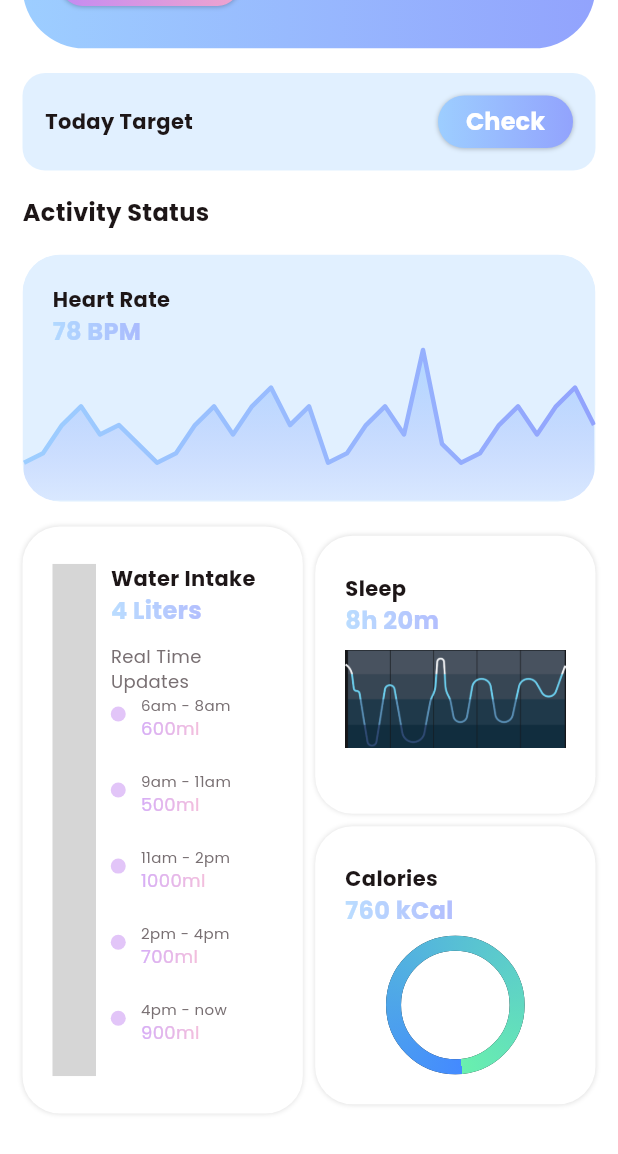
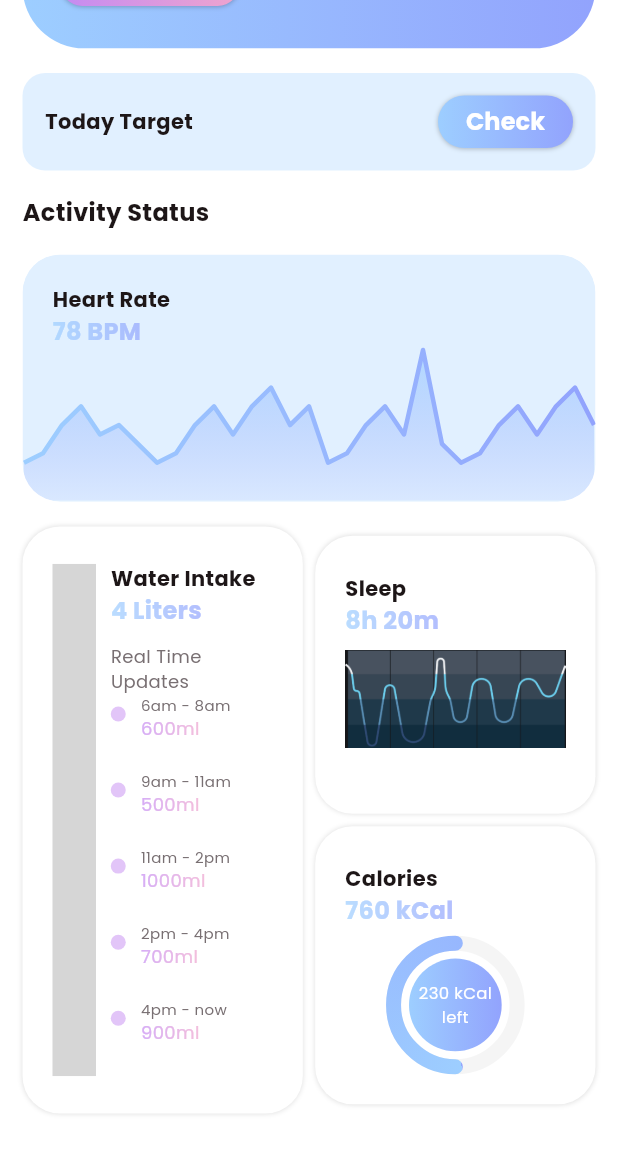
Before and after one commit to sdhaputhanthrie/Fitness-App, a Flutter app: the HomeView screen opened directly, scrolled down 234 dp, on a phone screen of 412 x 824 dp. Shown: the top 1154 px of the screen. Run offline on Flutter 3.47's test engine with Material 3 defaults, Android fonts, the phone set to English and light mode, and no system bars; drawn by our look-alikes of fl_chart, simple_circular_progress_bar; our stand-ins replace carousel_slider; missing offline and left inert: dotted_dashed_line, simple_animation_progress_bar; grey boxes are pictures that could not be loaded.

Commit message:
update kcal chart

```diff
--- a/lib/view/home/home_view.dart
+++ b/lib/view/home/home_view.dart
@@ -621,7 +621,9 @@ class _HomeViewState extends State<HomeView> {
                             width: double.maxFinite,
                             height: media.width * 0.45,
                             padding: const EdgeInsets.symmetric(
-                              vertical: 25, horizontal: 20),
+                              vertical: 25,
+                              horizontal: 20,
+                            ),
 
                             decoration: BoxDecoration(
                               color: Colors.white,
@@ -668,9 +670,12 @@ class _HomeViewState extends State<HomeView> {
                                     ),
                                   ),
                                 ),
-                                  SizedBox(height: media.width * 0.02,),
-                                  Image.asset("assets/img/sleep_graph.png",width: double.maxFinite, fit: BoxFit.fitWidth)
-
+                                SizedBox(height: media.width * 0.02),
+                                Image.asset(
+                                  "assets/img/sleep_graph.png",
+                                  width: double.maxFinite,
+                                  fit: BoxFit.fitWidth,
+                                ),
                               ],
                             ),
                           ),
@@ -680,7 +685,9 @@ class _HomeViewState extends State<HomeView> {
                             width: double.maxFinite,
                             height: media.width * 0.45,
                             padding: const EdgeInsets.symmetric(
-                              vertical: 25, horizontal: 20),
+                              vertical: 25,
+                              horizontal: 20,
+                            ),
 
                             decoration: BoxDecoration(
                               color: Colors.white,
@@ -726,24 +733,56 @@ class _HomeViewState extends State<HomeView> {
                                       fontSize: 16,
                                     ),
                                   ),
-
                                 ),
                                 const Spacer(),
                                 Container(
-
                                   alignment: Alignment.center,
                                   child: SizedBox(
                                     width: media.width * 0.2,
                                     height: media.width * 0.2,
-                                      child: SimpleCircularProgressBar(
-                                        progressStrokeWidth: 10,
-                                        backStrokeWidth: 10,
+                                    child: Stack(
+                                      alignment: Alignment.center,
+                                      children: [
+                                        Container(
+                                          width: media.width * 0.15,
+                                          height: media.width * 0.15,
+                                          alignment: Alignment.center,
+                                          decoration: BoxDecoration(
+                                            gradient: LinearGradient(
+                                              colors: TColor.primaryG,
+                                            ),
+                                            borderRadius: BorderRadius.circular(
+                                              media.width * 0.075,
+                                            ),
+                                          ),
+                                          child: FittedBox(
+                                            child: Text(
+                                              "230 kCal\nleft",
+                                              textAlign: TextAlign.center,
+                                              style: TextStyle(
+                                                color: TColor.white,
+                                                fontSize: 11,
+                                                ),
 
-                                       startAngle: -180,
+
                                               ),
                                           ),
                                           ),
 
+
+                                        SimpleCircularProgressBar(
+                                          progressStrokeWidth: 10,
+                                          backStrokeWidth: 10,
+                                          progressColors: TColor.primaryG,
+                                          backColor: Colors.grey.shade100,
+                                          valueNotifier: ValueNotifier(50),
+
+                                          startAngle: -180,
+                                        ),
+                                      ],
+                                    ),
+                                  ),
+                                ),
                               ],
                             ),
                           ),
```
Lines whose indentation alone changed are shown as unchanged.
